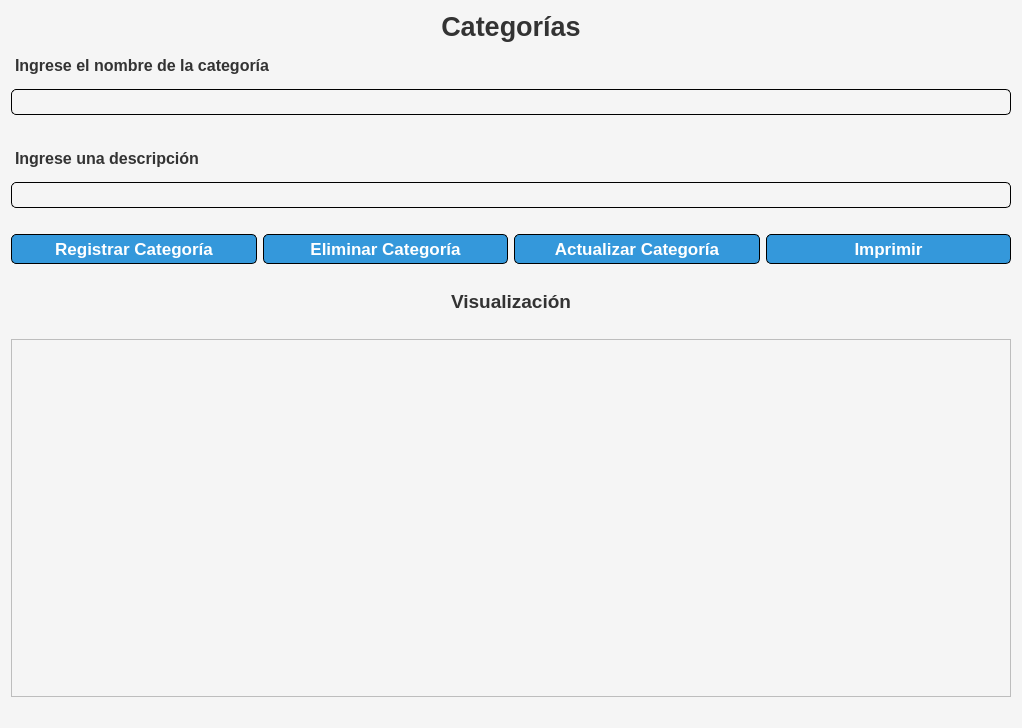
Qt form categoria.ui (ramxv/NodeStock) before a commit.
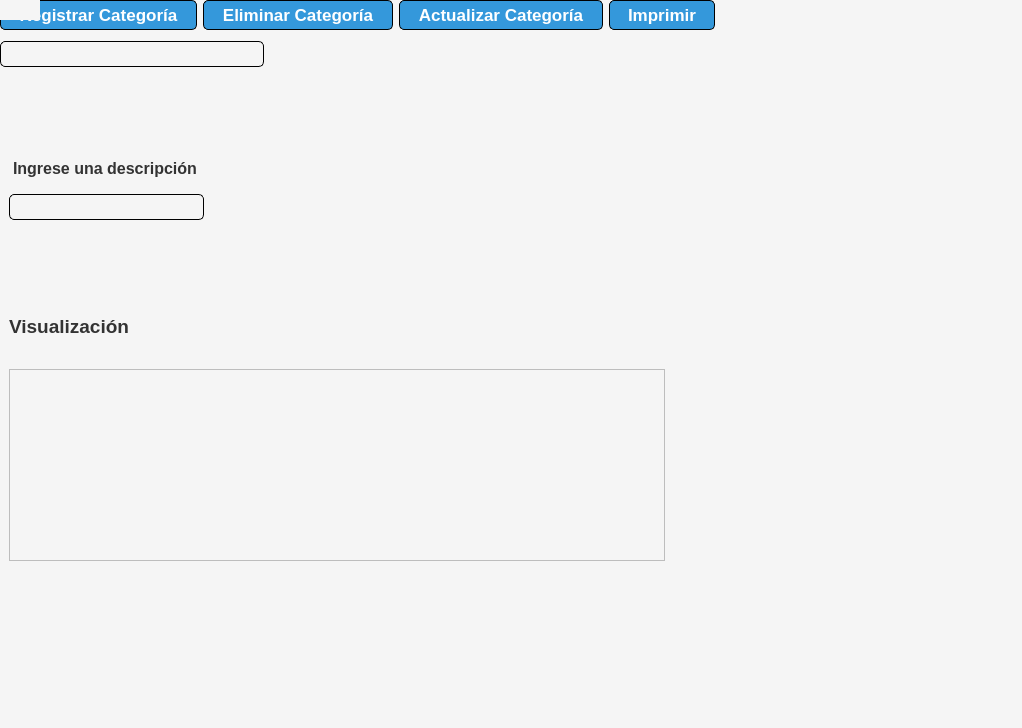
The same form after that commit.

```diff
--- a/categoria.ui
+++ b/categoria.ui
@@ -25,9 +25,15 @@
 }
 </string>
   </property>
-  <layout class="QVBoxLayout" name="verticalLayout">
-   <item>
     <widget class="QLabel" name="label">
+   <property name="geometry">
+    <rect>
+     <x>9</x>
+     <y>9</y>
+     <width>140</width>
+     <height>31</height>
+    </rect>
+   </property>
      <property name="font">
       <font>
        <family>Arial</family>
@@ -45,8 +51,58 @@
       <set>Qt::AlignmentFlag::AlignCenter</set>
      </property>
     </widget>
-   </item>
-   <item>
+  <widget class="QLabel" name="label_4">
+   <property name="geometry">
+    <rect>
+     <x>9</x>
+     <y>315</y>
+     <width>120</width>
+     <height>22</height>
+    </rect>
+   </property>
+   <property name="font">
+    <font>
+     <family>Arial</family>
+     <pointsize>14</pointsize>
+     <bold>true</bold>
+    </font>
+   </property>
+   <property name="text">
+    <string>Visualización</string>
+   </property>
+   <property name="alignment">
+    <set>Qt::AlignmentFlag::AlignCenter</set>
+   </property>
+  </widget>
+  <widget class="QTableView" name="tableView">
+   <property name="geometry">
+    <rect>
+     <x>9</x>
+     <y>369</y>
+     <width>656</width>
+     <height>192</height>
+    </rect>
+   </property>
+   <property name="minimumSize">
+    <size>
+     <width>656</width>
+     <height>0</height>
+    </size>
+   </property>
+   <property name="selectionMode">
+    <enum>QAbstractItemView::SelectionMode::SingleSelection</enum>
+   </property>
+   <property name="selectionBehavior">
+    <enum>QAbstractItemView::SelectionBehavior::SelectRows</enum>
+   </property>
+   <attribute name="horizontalHeaderHighlightSections">
+    <bool>false</bool>
+   </attribute>
+   <attribute name="verticalHeaderHighlightSections">
+    <bool>false</bool>
+   </attribute>
+  </widget>
+  <widget class="QWidget" name="">
     <layout class="QVBoxLayout" name="verticalLayout_2">
      <item>
       <widget class="QLabel" name="label_2">
@@ -75,64 +131,8 @@
       </widget>
      </item>
     </layout>
-   </item>
-   <item>
-    <spacer name="horizontalSpacer_4">
-     <property name="orientation">
-      <enum>Qt::Orientation::Horizontal</enum>
-     </property>
-     <property name="sizeHint" stdset="0">
-      <size>
-       <width>40</width>
-       <height>20</height>
-      </size>
-     </property>
-    </spacer>
-   </item>
-   <item>
-    <widget class="QLabel" name="label_3">
-     <property name="font">
-      <font>
-       <family>Arial</family>
-       <pointsize>12</pointsize>
-       <bold>true</bold>
-      </font>
-     </property>
-     <property name="styleSheet">
-      <string notr="true">padding:8px 0px;</string>
-     </property>
-     <property name="text">
-      <string>Ingrese una descripción</string>
-     </property>
-    </widget>
-   </item>
-   <item>
-    <layout class="QVBoxLayout" name="verticalLayout_3">
-     <item>
-      <widget class="QLineEdit" name="descLineEdit">
-       <property name="styleSheet">
-        <string notr="true"> border-radius: 5px;       
-   	border: 1px solid black;
-    padding: 4px;</string>
-       </property>
-      </widget>
-     </item>
-    </layout>
-   </item>
-   <item>
-    <spacer name="horizontalSpacer">
-     <property name="orientation">
-      <enum>Qt::Orientation::Horizontal</enum>
-     </property>
-     <property name="sizeHint" stdset="0">
-      <size>
-       <width>128</width>
-       <height>20</height>
-      </size>
-     </property>
-    </spacer>
-   </item>
-   <item>
+  </widget>
+  <widget class="QWidget" name="">
     <layout class="QHBoxLayout" name="horizontalLayout_4">
      <item>
       <widget class="QPushButton" name="registrarBtn">
@@ -267,73 +267,8 @@
       </widget>
      </item>
     </layout>
-   </item>
-   <item>
-    <spacer name="horizontalSpacer_5">
-     <property name="orientation">
-      <enum>Qt::Orientation::Horizontal</enum>
-     </property>
-     <property name="sizeHint" stdset="0">
-      <size>
-       <width>40</width>
-       <height>20</height>
-      </size>
-     </property>
-    </spacer>
-   </item>
-   <item>
-    <widget class="QLabel" name="label_4">
-     <property name="font">
-      <font>
-       <family>Arial</family>
-       <pointsize>14</pointsize>
-       <bold>true</bold>
-      </font>
-     </property>
-     <property name="text">
-      <string>Visualización</string>
-     </property>
-     <property name="alignment">
-      <set>Qt::AlignmentFlag::AlignCenter</set>
-     </property>
-    </widget>
-   </item>
-   <item>
-    <spacer name="horizontalSpacer_6">
-     <property name="orientation">
-      <enum>Qt::Orientation::Horizontal</enum>
-     </property>
-     <property name="sizeHint" stdset="0">
-      <size>
-       <width>40</width>
-       <height>20</height>
-      </size>
-     </property>
-    </spacer>
-   </item>
-   <item>
-    <widget class="QTableView" name="tableView">
-     <property name="minimumSize">
-      <size>
-       <width>656</width>
-       <height>0</height>
-      </size>
-     </property>
-     <property name="selectionMode">
-      <enum>QAbstractItemView::SelectionMode::SingleSelection</enum>
-     </property>
-     <property name="selectionBehavior">
-      <enum>QAbstractItemView::SelectionBehavior::SelectRows</enum>
-     </property>
-     <attribute name="horizontalHeaderHighlightSections">
-      <bool>false</bool>
-     </attribute>
-     <attribute name="verticalHeaderHighlightSections">
-      <bool>false</bool>
-     </attribute>
-    </widget>
-   </item>
-   <item>
+  </widget>
+  <widget class="QWidget" name="">
     <layout class="QHBoxLayout" name="horizontalLayout_3">
      <item>
       <spacer name="horizontalSpacer_3">
@@ -349,8 +284,45 @@
       </spacer>
      </item>
     </layout>
-   </item>
-  </layout>
+  </widget>
+  <widget class="QWidget" name="">
+   <property name="geometry">
+    <rect>
+     <x>9</x>
+     <y>149</y>
+     <width>195</width>
+     <height>71</height>
+    </rect>
+   </property>
+   <layout class="QVBoxLayout" name="verticalLayout">
+    <item>
+     <widget class="QLabel" name="label_3">
+      <property name="font">
+       <font>
+        <family>Arial</family>
+        <pointsize>12</pointsize>
+        <bold>true</bold>
+       </font>
+      </property>
+      <property name="styleSheet">
+       <string notr="true">padding:8px 0px;</string>
+      </property>
+      <property name="text">
+       <string>Ingrese una descripción</string>
+      </property>
+     </widget>
+    </item>
+    <item>
+     <widget class="QLineEdit" name="descLineEdit">
+      <property name="styleSheet">
+       <string notr="true"> border-radius: 5px;       
+   	border: 1px solid black;
+    padding: 4px;</string>
+      </property>
+     </widget>
+    </item>
+   </layout>
+  </widget>
  </widget>
  <resources/>
  <connections/>
```
Lines whose indentation alone changed are shown as unchanged.
